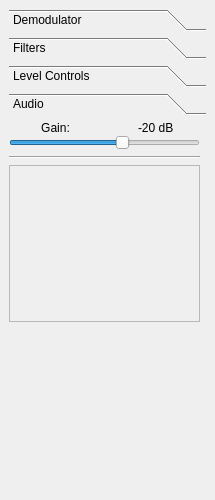
First picture: the form in qtgui/dockrxopt.ui, repository gqrx-sdr/gqrx, before the edit.
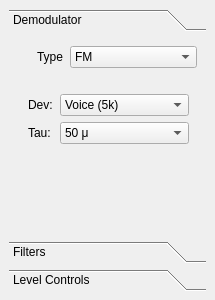
Second picture: the form after the edit. The open tabs and pages were chosen to show the change.

Commit message: Move audio functions to DockAudio.

What changed in the file:
```diff
--- a/qtgui/dockrxopt.ui
+++ b/qtgui/dockrxopt.ui
@@ -7,7 +7,7 @@
     <x>0</x>
     <y>0</y>
     <width>215</width>
-    <height>500</height>
+    <height>300</height>
    </rect>
   </property>
   <property name="sizePolicy">
@@ -19,7 +19,7 @@
   <property name="minimumSize">
    <size>
     <width>215</width>
-    <height>400</height>
+    <height>300</height>
    </size>
   </property>
   <property name="allowedAreas">
@@ -41,7 +41,7 @@
          <x>0</x>
          <y>0</y>
          <width>197</width>
-         <height>333</height>
+         <height>164</height>
         </rect>
        </property>
        <property name="toolTip">
@@ -50,15 +50,8 @@
        <attribute name="label">
         <string>Demodulator</string>
        </attribute>
-       <widget class="QWidget" name="layoutWidget">
-        <property name="geometry">
-         <rect>
-          <x>0</x>
-          <y>0</y>
-          <width>191</width>
-          <height>231</height>
-         </rect>
-        </property>
+       <layout class="QVBoxLayout" name="verticalLayout_5">
+        <item>
         <layout class="QVBoxLayout" name="verticalLayout_3">
          <item>
           <layout class="QFormLayout" name="formLayout_2">
@@ -301,21 +294,9 @@
            </widget>
           </widget>
          </item>
-         <item>
-          <spacer name="verticalSpacer_2">
-           <property name="orientation">
-            <enum>Qt::Vertical</enum>
-           </property>
-           <property name="sizeHint" stdset="0">
-            <size>
-             <width>20</width>
-             <height>40</height>
-            </size>
-           </property>
-          </spacer>
-         </item>
-        </layout>
-       </widget>
+         </layout>
+        </item>
+       </layout>
       </widget>
       <widget class="QWidget" name="pageFilter">
        <property name="geometry">
@@ -548,136 +529,6 @@
         </layout>
        </widget>
       </widget>
-      <widget class="QWidget" name="pageAudio">
-       <property name="geometry">
-        <rect>
-         <x>0</x>
-         <y>0</y>
-         <width>98</width>
-         <height>28</height>
-        </rect>
-       </property>
-       <property name="toolTip">
-        <string/>
-       </property>
-       <attribute name="label">
-        <string>Audio</string>
-       </attribute>
-       <widget class="QWidget" name="layoutWidget">
-        <property name="geometry">
-         <rect>
-          <x>0</x>
-          <y>0</y>
-          <width>191</width>
-          <height>201</height>
-         </rect>
-        </property>
-        <layout class="QVBoxLayout" name="verticalLayout_4">
-         <item>
-          <layout class="QGridLayout" name="gridLayout">
-           <property name="horizontalSpacing">
-            <number>6</number>
-           </property>
-           <property name="verticalSpacing">
-            <number>0</number>
-           </property>
-           <item row="0" column="0">
-            <widget class="QLabel" name="audioGainLabel">
-             <property name="sizePolicy">
-              <sizepolicy hsizetype="Minimum" vsizetype="Preferred">
-               <horstretch>0</horstretch>
-               <verstretch>0</verstretch>
-              </sizepolicy>
-             </property>
-             <property name="text">
-              <string>Gain:</string>
-             </property>
-             <property name="alignment">
-              <set>Qt::AlignCenter</set>
-             </property>
-            </widget>
-           </item>
-           <item row="0" column="1">
-            <widget class="QLabel" name="audioGainDbLabel">
-             <property name="sizePolicy">
-              <sizepolicy hsizetype="Preferred" vsizetype="Preferred">
-               <horstretch>0</horstretch>
-               <verstretch>0</verstretch>
-              </sizepolicy>
-             </property>
-             <property name="text">
-              <string> -20 dB</string>
-             </property>
-             <property name="alignment">
-              <set>Qt::AlignCenter</set>
-             </property>
-             <property name="margin">
-              <number>0</number>
-             </property>
-             <property name="indent">
-              <number>1</number>
-             </property>
-            </widget>
-           </item>
-           <item row="1" column="0" colspan="2">
-            <widget class="QSlider" name="audioGainSlider">
-             <property name="sizePolicy">
-              <sizepolicy hsizetype="MinimumExpanding" vsizetype="Fixed">
-               <horstretch>0</horstretch>
-               <verstretch>0</verstretch>
-              </sizepolicy>
-             </property>
-             <property name="toolTip">
-              <string>Audio gain</string>
-             </property>
-             <property name="statusTip">
-              <string>Audio gain</string>
-             </property>
-             <property name="minimum">
-              <number>-800</number>
-             </property>
-             <property name="maximum">
-              <number>200</number>
-             </property>
-             <property name="value">
-              <number>-200</number>
-             </property>
-             <property name="orientation">
-              <enum>Qt::Horizontal</enum>
-             </property>
-            </widget>
-           </item>
-          </layout>
-         </item>
-         <item>
-          <widget class="Line" name="line">
-           <property name="orientation">
-            <enum>Qt::Horizontal</enum>
-           </property>
-          </widget>
-         </item>
-         <item>
-          <widget class="QFrame" name="frame">
-           <property name="sizePolicy">
-            <sizepolicy hsizetype="MinimumExpanding" vsizetype="MinimumExpanding">
-             <horstretch>0</horstretch>
-             <verstretch>0</verstretch>
-            </sizepolicy>
-           </property>
-           <property name="toolTip">
-            <string>Audio spectrum and filter</string>
-           </property>
-           <property name="frameShape">
-            <enum>QFrame::StyledPanel</enum>
-           </property>
-           <property name="frameShadow">
-            <enum>QFrame::Raised</enum>
-           </property>
-          </widget>
-         </item>
-        </layout>
-       </widget>
-      </widget>
      </widget>
     </item>
    </layout>
```
Left out of the diff: 8 changed lines with no effect on the pictures. Lines whose indentation alone changed are shown as unchanged. The commit also changes 6 other files.
